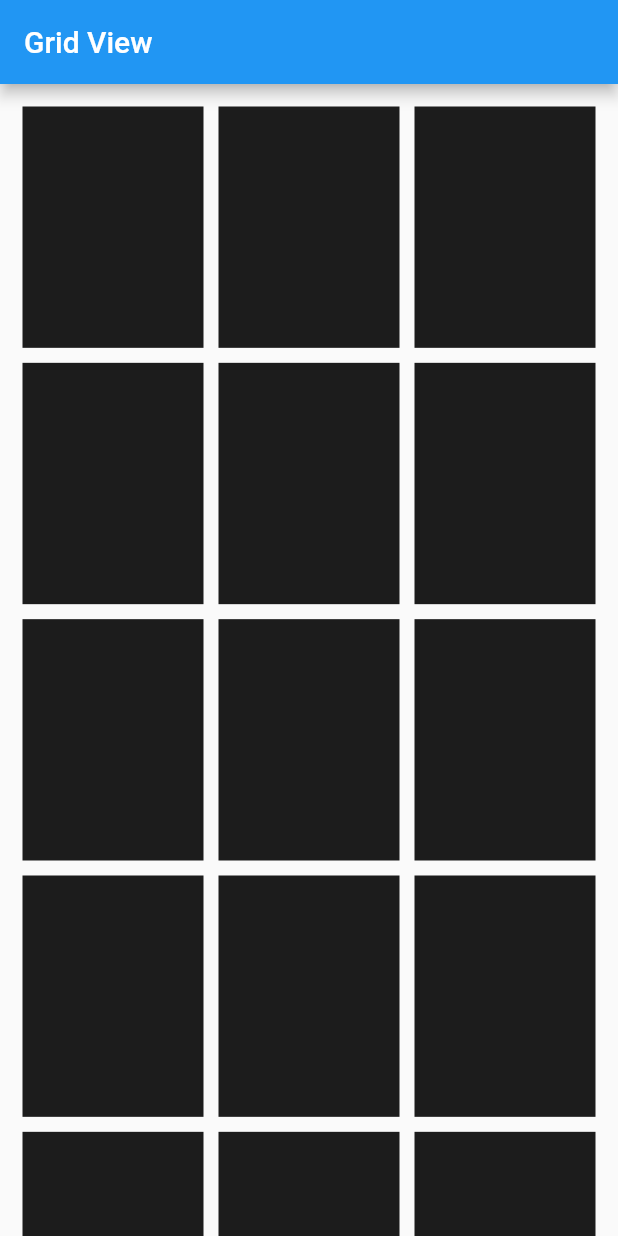
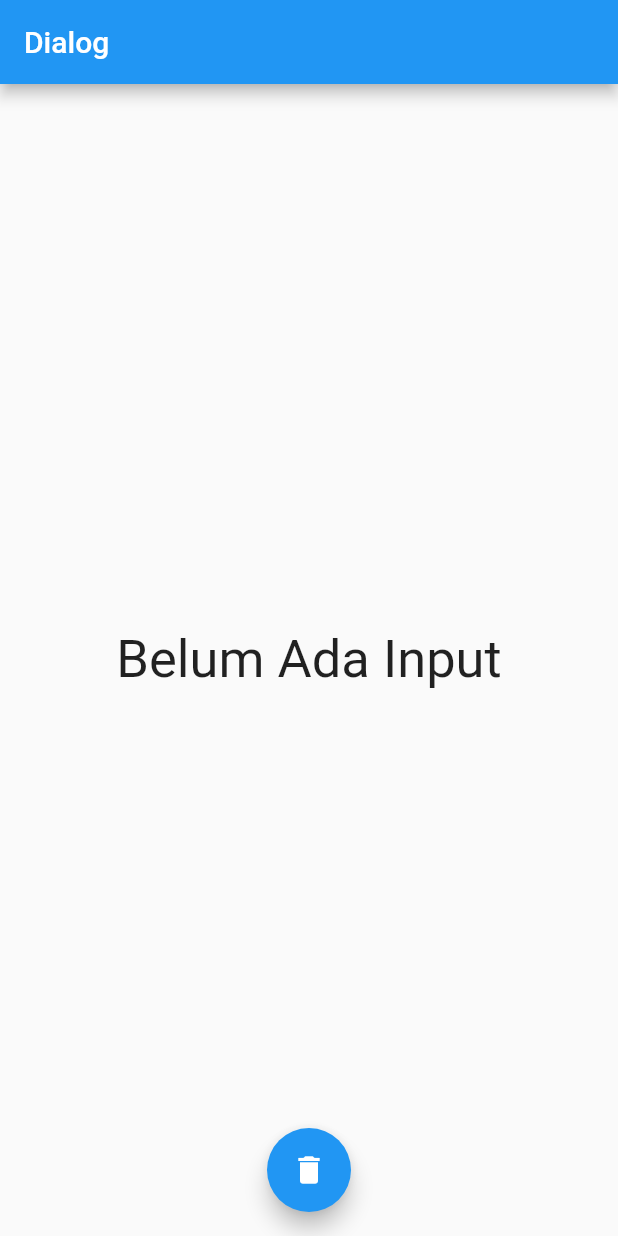
Before and after one commit to rizkitirta/flutter_fundamental, a Flutter app: the screen it shows after launch, on a phone screen of 412 x 824 dp. Run offline on Flutter 3.47's test engine with Material 2 defaults, Android fonts, the phone set to English and light mode, and no system bars.

Commit message:
Show Dialog

```diff
--- /dev/null
+++ b/lib/home.dart
@@ -0,0 +1,60 @@
+import 'package:flutter/material.dart';
+
+class myHomePage extends StatefulWidget {
+  @override
+  _myHomePageState createState() => _myHomePageState();
+}
+
+class _myHomePageState extends State<myHomePage> {
+  String data = "Belum Ada Input";
+
+  @override
+  Widget build(BuildContext context) {
+    return Scaffold(
+      appBar: AppBar(title: Text("Dialog")),
+      body: Center(
+        child: Text(
+          data,
+          style: TextStyle(fontSize: 35),
+        ),
+      ),
+      floatingActionButton: FloatingActionButton(
+        child: Icon(Icons.delete),
+        onPressed: () {
+          print("After click");
+          showDialog(
+              context: context,
+              builder: (contex) {
+                return AlertDialog(
+                  title: Text("Apakah anda yakin?"),
+                  content: Text("Ini akan mengahapus data secara permanen!"),
+                  actions: [
+                    // ElevatedButton(onPressed: () {}, child: Text("YES")),
+                    // ElevatedButton(onPressed: () {}, child: Text("NO"))
+                    TextButton(
+                        onPressed: () {
+                          print("Click Yes");
+                          Navigator.of(context).pop(true);
+                          setState(() {
+                            data = "TRUE";
+                          });
+                        },
+                        child: Text("Yes")),
+                    TextButton(
+                        onPressed: () => [
+                              print("Click No"),
+                              Navigator.of(context).pop(false),
+                              setState(() {
+                                data = "FALSE";
+                              })
+                            ],
+                        child: Text("No")),
+                  ],
+                );
+              }).then((value) => print(value));
+        },
+      ),
+      floatingActionButtonLocation: FloatingActionButtonLocation.centerFloat,
+    );
+  }
+}
--- a/lib/main.dart
+++ b/lib/main.dart
@@ -2,45 +2,18 @@ import 'dart:math';
 
 import 'package:flutter/cupertino.dart';
 import 'package:flutter/material.dart';
+import 'package:flutter_application_1/home.dart';
 
 void main(List<String> args) {
   runApp(myApp());
 }
 
 class myApp extends StatelessWidget {
-  final List<Container> myList = List.generate(90, (index) {
-    return Container(
-      // height: 50,
-      // width: 150,
-      color: Color.fromARGB(255, Random().nextInt(256), Random().nextInt(256),
-          Random().nextInt(256)),
-    );
-  });
-
   @override
   Widget build(BuildContext context) {
     return MaterialApp(
-      home: Scaffold(
-        appBar: AppBar(title: Text("Grid View")),
-        // body: GridView(
-        //   padding: EdgeInsets.all(30),
-        //   gridDelegate: SliverGridDelegateWithFixedCrossAxisCount(
-        //     crossAxisCount: 3,
-        //     crossAxisSpacing: 10,
-        //     mainAxisSpacing: 10,
-        //     childAspectRatio: 3/4,
-        //   ),
-        //   children: myList,
-        // ),
-        body: GridView.count(
-          crossAxisCount: 3,
-          children: myList,
-          crossAxisSpacing: 10,
-          mainAxisSpacing: 10,
-          padding: EdgeInsets.all(15),
-          childAspectRatio: 3 / 4,
-        ),
-      ),
+      debugShowCheckedModeBanner: false,
+      home: myHomePage(),
     );
   }
 }
```
